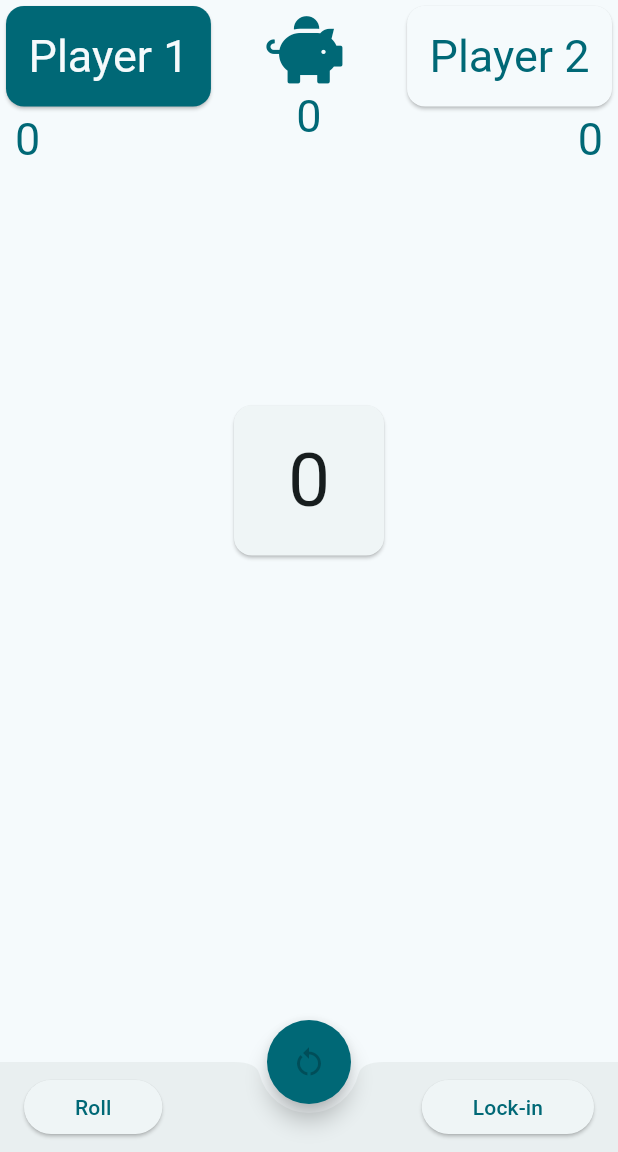
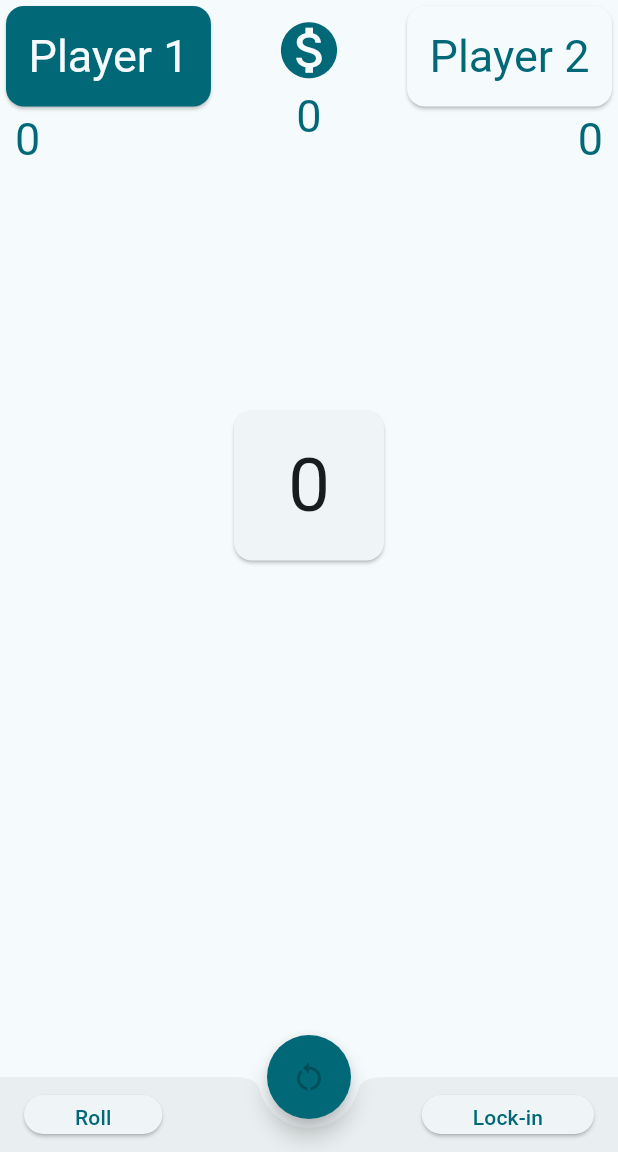
Before and after one commit to 19tbusst/game_of_risk, a Flutter app: the screen it shows after launch, on a phone screen of 412 x 824 dp, the part 84-1236 px from its top. Run offline on Flutter 3.47's test engine with Material 2 defaults, Android fonts, the phone set to English and light mode, and no system bars.

Commit message:
Fixed iOS

```diff
--- a/lib/main.dart
+++ b/lib/main.dart
@@ -1,7 +1,7 @@
+import 'dart:io';
 import 'dart:math';
 import 'package:flutter/material.dart';
 import 'package:provider/provider.dart';
-import 'package:font_awesome_flutter/font_awesome_flutter.dart';
 
 void main() {
   runApp(const MyApp());
@@ -162,6 +162,11 @@ class Window extends StatelessWidget {
       }
     }
 
+    int height = 50;
+    if (Platform.isIOS) {
+      height = 90;
+    }
+
     return Scaffold(
       appBar: AppBar(
         centerTitle: true,
@@ -188,7 +193,7 @@ class Window extends StatelessWidget {
           shape: const CircularNotchedRectangle(),
           notchMargin: 6,
           clipBehavior: Clip.antiAlias,
-          height: 60,
+          height: height.toDouble(),
           child: Row(
             mainAxisAlignment: MainAxisAlignment.spaceBetween,
             children: [
@@ -274,13 +279,10 @@ class Scores extends StatelessWidget {
         ),
         Column(
           children: [
-            Transform.translate(
-              offset: Offset(-6, 0),
-              child: Icon(
-                FontAwesomeIcons.piggyBank,
-                color: theme.colorScheme.primary,
-                size: 45,
-              ),
+            Icon(
+              Icons.monetization_on,
+              color: theme.colorScheme.primary,
+              size: 45,
             ),
             Text(
               appState.bank.toString(),
--- a/pubspec.yaml
+++ b/pubspec.yaml
@@ -11,7 +11,6 @@ environment:
 dependencies:
   flutter:
     sdk: flutter
-  font_awesome_flutter: ^8.8.1
 
   english_words: ^4.0.0
   provider: ^6.0.0
```
Also changed, not shown: pubspec.lock, 1 other file.
